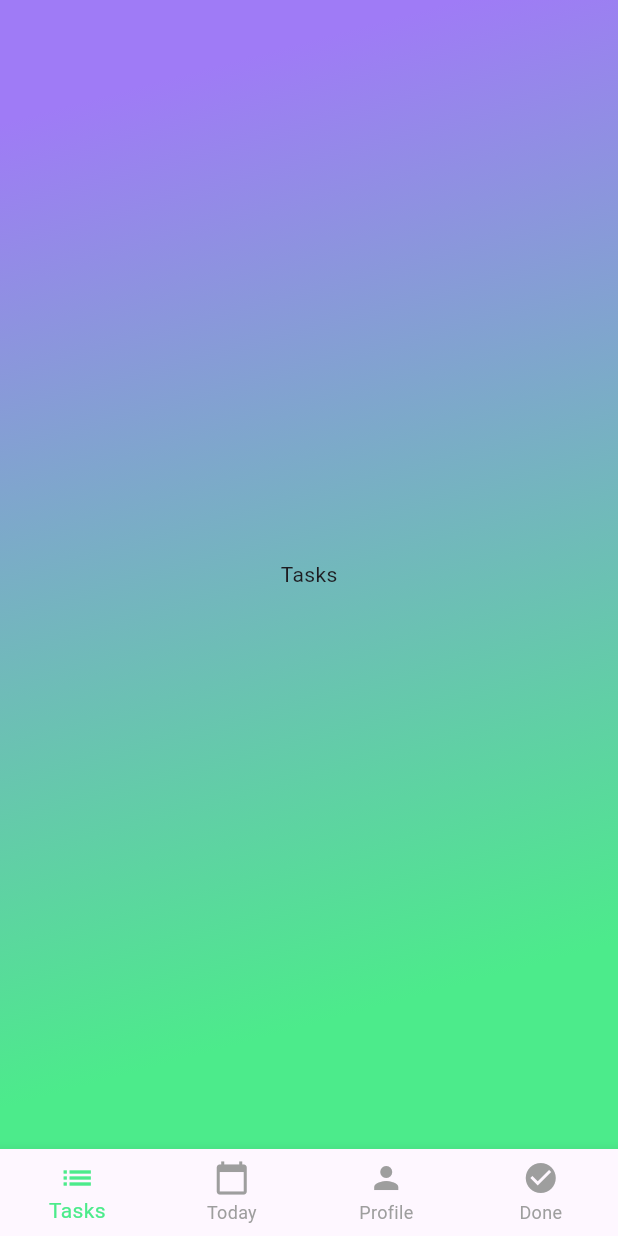
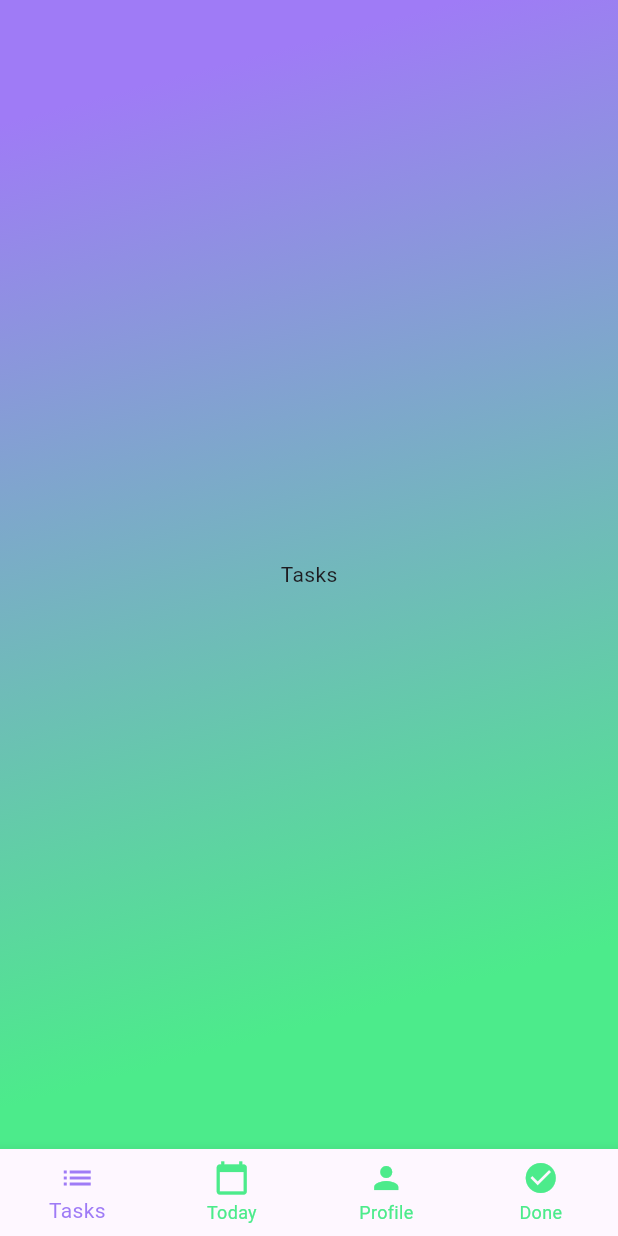
Before and after one commit to Mapenergo/dodiddone, a Flutter app: the MainPage screen opened directly, on a phone screen of 412 x 824 dp. Run offline on Flutter 3.47's test engine with Material 3 defaults, Android fonts, the phone set to English and light mode, and no system bars.

Commit message:
profile created

```diff
--- a/lib/pages/main_page.dart
+++ b/lib/pages/main_page.dart
@@ -1,4 +1,5 @@
-import 'package:dodiddone/theme/theme.dart';
+import '../screens/profile.dart'; // Import ProfilePage
+import '../theme/theme.dart';
 import 'package:flutter/material.dart';
 
 class MainPage extends StatefulWidget {
@@ -10,16 +11,17 @@ class MainPage extends StatefulWidget {
 
 class _MainPageState extends State<MainPage> {
   int _selectedIndex = 0;
-  bool _isLogin = true; // Add this line
 
+  // Use a list of widgets directly
   static const List<Widget> _widgetOptions = <Widget>[
-    Text('Tasks'),
-    Text('Today'),
-    Text('Profile'),
-    Text('Done'),
+    Text('Tasks'), // Replace with actual route for Tasks screen
+    Text('Today'), // Replace with actual route for Today screen
+    ProfilePage(), // Route for ProfilePage
+    Text('Done'), // Replace with actual route for Done screen
   ];
 
   void _onItemTapped(int index) {
+    // Navigate to the corresponding widget
     setState(() {
       _selectedIndex = index;
     });
@@ -36,17 +38,16 @@ class _MainPageState extends State<MainPage> {
         backgroundColor: Colors.transparent,
         elevation: 0,
       ),
-      body: Container( // Wrap the body with Container
+      body: Container(
         decoration: BoxDecoration(
           gradient: LinearGradient(
             begin: Alignment.topLeft,
             end: Alignment.bottomCenter,
-            colors: _isLogin
-                ? [secondaryColor, primaryColor]
-                : [primaryColor, secondaryColor],
-            stops: const [0.1, 0.9], // Primary color takes up 90%
+            colors: [secondaryColor, primaryColor],
+            stops: const [0.1, 0.9],
           ),
         ),
+        // Use a placeholder widget for now
         child: Center(
           child: _widgetOptions.elementAt(_selectedIndex),
         ),
@@ -72,8 +73,8 @@ class _MainPageState extends State<MainPage> {
         ],
         currentIndex: _selectedIndex,
         onTap: _onItemTapped,
-        selectedItemColor: primaryColor,
-        unselectedItemColor: Colors.grey,
+        selectedItemColor: secondaryColor,
+        unselectedItemColor: primaryColor,
         showUnselectedLabels: true,
         type: BottomNavigationBarType.fixed,
       ),
--- a/pubspec.yaml
+++ b/pubspec.yaml
@@ -35,6 +35,7 @@ dependencies:
   # The following adds the Cupertino Icons font to your application.
   # Use with the CupertinoIcons class for iOS style icons.
   cupertino_icons: ^1.0.6
+  firebase_auth: ^5.1.3
 
 dev_dependencies:
   flutter_test:
@@ -59,7 +60,8 @@ flutter:
   uses-material-design: true
 
   # To add assets to your application, add an assets section, like this:
-  # assets:
+  assets:
+    - lib/assets/
   #   - images/a_dot_burr.jpeg
   #   - images/a_dot_ham.jpeg
 
```
Also changed, not shown: lib/screens/profile.dart (added, +79 -0 lines), pubspec.lock, 11 other files.
